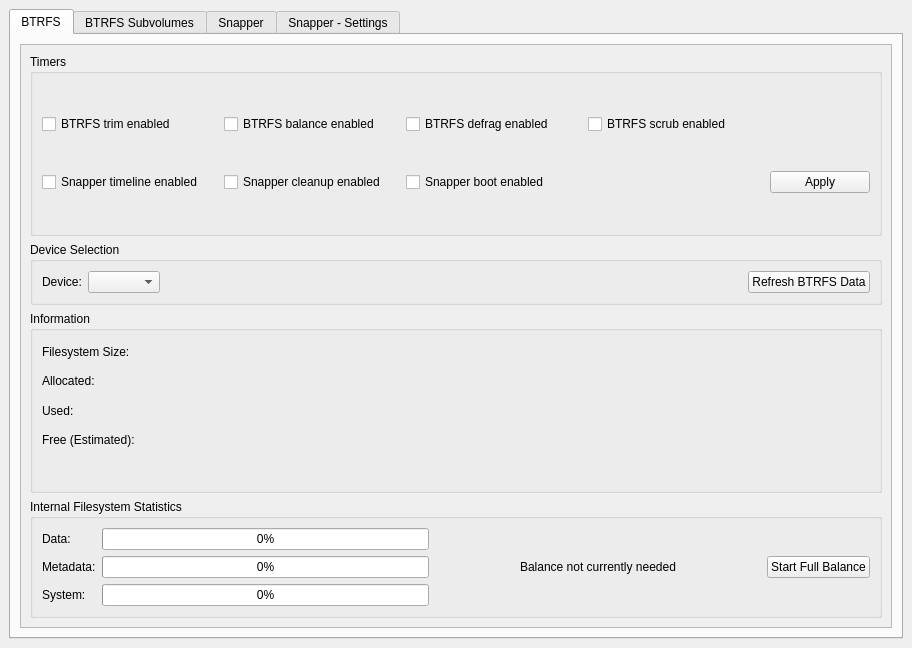
Above: btrfs-assistant.ui from garuda-linux/btrfs-assistant before the change. Below: the same form after it.
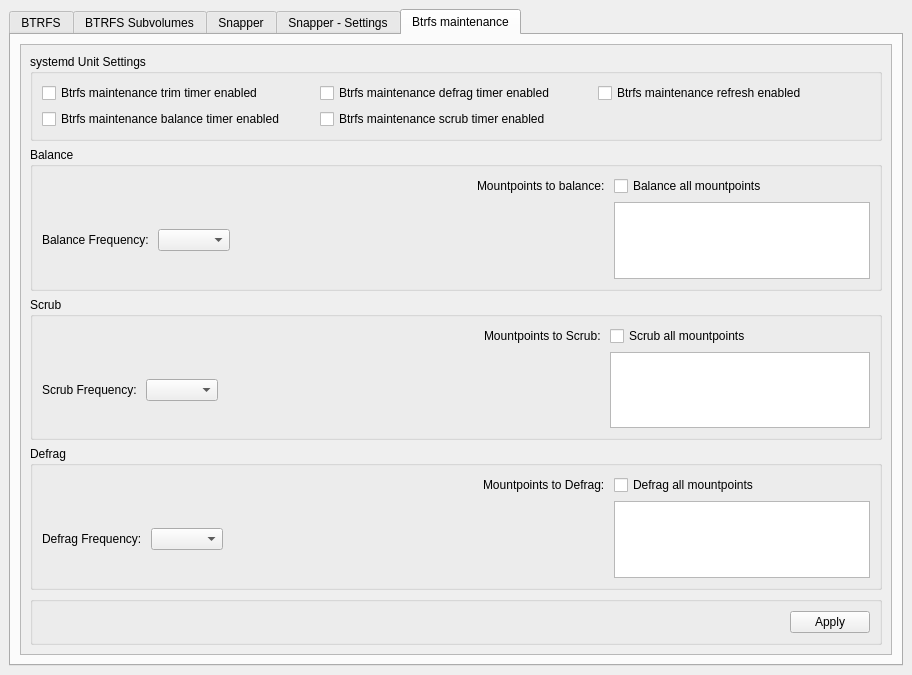
That is the form after the change. The open tabs and pages were chosen to show the change. Icons and pictures are not drawn.

Commit message: Refactor, add config file and Btrfs maintenance support

```diff
--- a/btrfs-assistant.ui
+++ b/btrfs-assistant.ui
@@ -7,7 +7,7 @@
     <x>0</x>
     <y>0</y>
     <width>912</width>
-    <height>648</height>
+    <height>675</height>
    </rect>
   </property>
   <property name="windowTitle">
@@ -41,95 +41,12 @@
             <rect>
              <x>0</x>
              <y>0</y>
-             <width>864</width>
-             <height>566</height>
+             <width>870</width>
+             <height>609</height>
             </rect>
            </property>
            <layout class="QGridLayout" name="gridLayout_7">
-            <item row="6" column="0">
-             <widget class="QGroupBox" name="groupBox_btools">
-              <property name="sizePolicy">
-               <sizepolicy hsizetype="Preferred" vsizetype="Preferred">
-                <horstretch>0</horstretch>
-                <verstretch>0</verstretch>
-               </sizepolicy>
-              </property>
-              <property name="title">
-               <string>Internal Filesystem Statistics</string>
-              </property>
-              <layout class="QGridLayout" name="gridLayout_35">
-               <item row="0" column="0">
-                <widget class="QLabel" name="label_btrfsdata">
-                 <property name="text">
-                  <string>Data:</string>
-                 </property>
-                </widget>
-               </item>
-               <item row="0" column="1">
-                <widget class="QProgressBar" name="progressBar_btrfsdata">
-                 <property name="value">
-                  <number>0</number>
-                 </property>
-                </widget>
-               </item>
-               <item row="1" column="0">
-                <widget class="QLabel" name="label_btrfsmeta">
-                 <property name="text">
-                  <string>Metadata:</string>
-                 </property>
-                </widget>
-               </item>
-               <item row="1" column="2">
-                <widget class="QLabel" name="label_balance">
-                 <property name="sizePolicy">
-                  <sizepolicy hsizetype="Expanding" vsizetype="Preferred">
-                   <horstretch>0</horstretch>
-                   <verstretch>0</verstretch>
-                  </sizepolicy>
-                 </property>
-                 <property name="text">
-                  <string>Balance not currently needed</string>
-                 </property>
-                 <property name="alignment">
-                  <set>Qt::AlignCenter</set>
-                 </property>
-                </widget>
-               </item>
-               <item row="1" column="3">
-                <widget class="QPushButton" name="pushButton_balance">
-                 <property name="text">
-                  <string>Start Full Balance</string>
-                 </property>
-                 <property name="flat">
-                  <bool>false</bool>
-                 </property>
-                </widget>
-               </item>
-               <item row="2" column="1">
-                <widget class="QProgressBar" name="progressBar_btrfssys">
-                 <property name="value">
-                  <number>0</number>
-                 </property>
-                </widget>
-               </item>
-               <item row="1" column="1">
-                <widget class="QProgressBar" name="progressBar_btrfsmeta">
-                 <property name="value">
-                  <number>0</number>
-                 </property>
-                </widget>
-               </item>
-               <item row="2" column="0">
-                <widget class="QLabel" name="label_btrfssys">
-                 <property name="text">
-                  <string>System:</string>
-                 </property>
-                </widget>
-               </item>
-              </layout>
-             </widget>
-            </item>
-            <item row="4" column="0">
+            <item row="3" column="0">
              <widget class="QGroupBox" name="groupBox_btrfsinfo">
               <property name="sizePolicy">
                <sizepolicy hsizetype="Preferred" vsizetype="MinimumExpanding">
@@ -222,7 +139,7 @@
               </layout>
              </widget>
             </item>
-            <item row="1" column="0">
+            <item row="0" column="0">
              <widget class="QGroupBox" name="groupBox_6">
               <property name="sizePolicy">
                <sizepolicy hsizetype="Preferred" vsizetype="Minimum">
@@ -280,99 +197,36 @@
               </layout>
              </widget>
             </item>
-            <item row="0" column="0">
-             <widget class="QGroupBox" name="groupBox_services">
+            <item row="5" column="0">
+             <widget class="QGroupBox" name="groupBox_btools">
               <property name="sizePolicy">
-               <sizepolicy hsizetype="Preferred" vsizetype="Expanding">
+               <sizepolicy hsizetype="Preferred" vsizetype="Preferred">
                 <horstretch>0</horstretch>
                 <verstretch>0</verstretch>
                </sizepolicy>
               </property>
               <property name="title">
-               <string>Timers</string>
+               <string>Internal Filesystem Statistics</string>
               </property>
-              <layout class="QGridLayout" name="gridLayout_24">
-               <item row="0" column="3">
-                <widget class="QCheckBox" name="checkBox_Scrub">
+              <layout class="QGridLayout" name="gridLayout_35">
+               <item row="2" column="0">
+                <widget class="QLabel" name="label_btrfssys">
                  <property name="text">
-                  <string>BTRFS scrub enabled</string>
-                 </property>
-                 <property name="checked">
-                  <bool>false</bool>
-                 </property>
-                 <property name="actionType" stdset="0">
-                  <string notr="true">service</string>
-                 </property>
-                 <property name="actionData" stdset="0">
-                  <string notr="true">btrfs-scrub.timer</string>
-                 </property>
-                </widget>
-               </item>
-               <item row="0" column="1">
-                <widget class="QCheckBox" name="checkBox_Balance">
-                 <property name="text">
-                  <string>BTRFS balance enabled</string>
-                 </property>
-                 <property name="checked">
-                  <bool>false</bool>
-                 </property>
-                 <property name="actionType" stdset="0">
-                  <string notr="true">service</string>
-                 </property>
-                 <property name="actionData" stdset="0">
-                  <string notr="true">btrfs-balance.timer</string>
+                  <string>System:</string>
                  </property>
                 </widget>
                </item>
                <item row="0" column="0">
-                <widget class="QCheckBox" name="checkBox_Trim">
+                <widget class="QLabel" name="label_btrfsdata">
                  <property name="text">
-                  <string>BTRFS trim enabled</string>
-                 </property>
-                 <property name="checked">
-                  <bool>false</bool>
-                 </property>
-                 <property name="actionType" stdset="0">
-                  <string notr="true">service</string>
-                 </property>
-                 <property name="actionData" stdset="0">
-                  <string notr="true">btrfs-trim.timer</string>
-                 </property>
-                </widget>
-               </item>
-               <item row="0" column="2">
-                <widget class="QCheckBox" name="checkBox_Defrag">
-                 <property name="text">
-                  <string>BTRFS defrag enabled</string>
-                 </property>
-                 <property name="checked">
-                  <bool>false</bool>
-                 </property>
-                 <property name="actionType" stdset="0">
-                  <string notr="true">service</string>
-                 </property>
-                 <property name="actionData" stdset="0">
-                  <string notr="true">btrfs-defrag.timer</string>
-                 </property>
-                </widget>
-               </item>
-               <item row="1" column="0">
-                <widget class="QCheckBox" name="checkBox_snapper_timeline">
-                 <property name="text">
-                  <string>Snapper timeline enabled</string>
-                 </property>
-                 <property name="actionType" stdset="0">
-                  <string notr="true">service</string>
-                 </property>
-                 <property name="actionData" stdset="0">
-                  <string notr="true">snapper-timeline.timer</string>
+                  <string>Data:</string>
                  </property>
                 </widget>
                </item>
                <item row="1" column="1">
-                <widget class="QCheckBox" name="checkBox_snapper_cleanup">
-                 <property name="text">
-                  <string>Snapper cleanup enabled</string>
+                <widget class="QProgressBar" name="progressBar_btrfsmeta">
+                 <property name="value">
+                  <number>0</number>
                  </property>
                  <property name="actionType" stdset="0">
                   <string notr="true">service</string>
@@ -382,8 +236,8 @@
                  </property>
                 </widget>
                </item>
-               <item row="1" column="2">
-                <widget class="QCheckBox" name="checkBox_snapper_boot">
+               <item row="1" column="0">
+                <widget class="QLabel" name="label_btrfsmeta">
                  <property name="text">
                   <string>Snapper boot enabled</string>
                  </property>
@@ -395,16 +249,17 @@
                  </property>
                 </widget>
                </item>
-               <item row="1" column="4">
-                <widget class="QPushButton" name="pushButton_applybtrfs">
-                 <property name="maximumSize">
-                  <size>
-                   <width>100</width>
-                   <height>16777215</height>
-                  </size>
+               <item row="0" column="1">
+                <widget class="QProgressBar" name="progressBar_btrfsdata">
+                 <property name="value">
+                  <number>0</number>
                  </property>
-                 <property name="text">
-                  <string>Apply</string>
+                </widget>
+               </item>
+               <item row="2" column="1">
+                <widget class="QProgressBar" name="progressBar_btrfssys">
+                 <property name="value">
+                  <number>0</number>
                  </property>
                 </widget>
                </item>
@@ -938,7 +793,74 @@
              </widget>
             </item>
             <item>
-             <widget class="QGroupBox" name="groupBox_9">
+             <widget class="QGroupBox" name="groupBox_snapperUnits">
+              <property name="sizePolicy">
+               <sizepolicy hsizetype="MinimumExpanding" vsizetype="Minimum">
+                <horstretch>0</horstretch>
+                <verstretch>0</verstretch>
+               </sizepolicy>
+              </property>
+              <property name="title">
+               <string>systemd Unit Settings</string>
+              </property>
+              <layout class="QHBoxLayout" name="horizontalLayout_6">
+               <item>
+                <widget class="QCheckBox" name="checkBox_snapper_timeline">
+                 <property name="text">
+                  <string>Snapper timeline enabled</string>
+                 </property>
+                 <property name="actionType" stdset="0">
+                  <string notr="true">service</string>
+                 </property>
+                 <property name="actionData" stdset="0">
+                  <string notr="true">snapper-timeline.timer</string>
+                 </property>
+                </widget>
+               </item>
+               <item>
+                <widget class="QCheckBox" name="checkBox_snapper_cleanup">
+                 <property name="text">
+                  <string>Snapper cleanup enabled</string>
+                 </property>
+                 <property name="actionType" stdset="0">
+                  <string notr="true">service</string>
+                 </property>
+                 <property name="actionData" stdset="0">
+                  <string notr="true">snapper-cleanup.timer</string>
+                 </property>
+                </widget>
+               </item>
+               <item>
+                <widget class="QCheckBox" name="checkBox_snapper_boot">
+                 <property name="text">
+                  <string>Snapper boot enabled</string>
+                 </property>
+                 <property name="actionType" stdset="0">
+                  <string notr="true">service</string>
+                 </property>
+                 <property name="actionData" stdset="0">
+                  <string notr="true">snapper-boot.timer</string>
+                 </property>
+                </widget>
+               </item>
+               <item>
+                <widget class="QPushButton" name="pushButton_SnapperUnitsApply">
+                 <property name="maximumSize">
+                  <size>
+                   <width>1000</width>
+                   <height>16777215</height>
+                  </size>
+                 </property>
+                 <property name="text">
+                  <string>Apply systemd changes</string>
+                 </property>
+                </widget>
+               </item>
+              </layout>
+             </widget>
+            </item>
+            <item>
+             <widget class="QGroupBox" name="groupBox_2">
               <property name="sizePolicy">
                <sizepolicy hsizetype="Preferred" vsizetype="Expanding">
                 <horstretch>0</horstretch>
@@ -956,6 +878,345 @@
         </item>
        </layout>
       </widget>
+      <widget class="QWidget" name="tab_btrfsmaintenance">
+       <attribute name="title">
+        <string>Btrfs maintenance</string>
+       </attribute>
+       <layout class="QGridLayout" name="gridLayout_2">
+        <item row="0" column="0">
+         <widget class="QScrollArea" name="scrollArea_bm">
+          <property name="widgetResizable">
+           <bool>true</bool>
+          </property>
+          <widget class="QWidget" name="scrollAreaWidgetContents">
+           <property name="geometry">
+            <rect>
+             <x>0</x>
+             <y>0</y>
+             <width>870</width>
+             <height>609</height>
+            </rect>
+           </property>
+           <layout class="QVBoxLayout" name="verticalLayout_3">
+            <item>
+             <widget class="QGroupBox" name="groupBox_bmUnits">
+              <property name="title">
+               <string>systemd Unit Settings</string>
+              </property>
+              <layout class="QGridLayout" name="gridLayout_3">
+               <item row="1" column="0">
+                <widget class="QCheckBox" name="checkBox_Balance">
+                 <property name="text">
+                  <string>Btrfs maintenance balance timer enabled</string>
+                 </property>
+                 <property name="checked">
+                  <bool>false</bool>
+                 </property>
+                 <property name="actionType" stdset="0">
+                  <string notr="true">service</string>
+                 </property>
+                 <property name="actionData" stdset="0">
+                  <string notr="true">btrfs-balance.timer</string>
+                 </property>
+                </widget>
+               </item>
+               <item row="0" column="1">
+                <widget class="QCheckBox" name="checkBox_Defrag">
+                 <property name="text">
+                  <string>Btrfs maintenance defrag timer enabled</string>
+                 </property>
+                 <property name="checked">
+                  <bool>false</bool>
+                 </property>
+                 <property name="actionType" stdset="0">
+                  <string notr="true">service</string>
+                 </property>
+                 <property name="actionData" stdset="0">
+                  <string notr="true">btrfs-defrag.timer</string>
+                 </property>
+                </widget>
+               </item>
+               <item row="0" column="0">
+                <widget class="QCheckBox" name="checkBox_Trim">
+                 <property name="text">
+                  <string>Btrfs maintenance trim timer enabled</string>
+                 </property>
+                 <property name="checked">
+                  <bool>false</bool>
+                 </property>
+                 <property name="actionType" stdset="0">
+                  <string notr="true">service</string>
+                 </property>
+                 <property name="actionData" stdset="0">
+                  <string notr="true">btrfs-trim.timer</string>
+                 </property>
+                </widget>
+               </item>
+               <item row="1" column="1">
+                <widget class="QCheckBox" name="checkBox_Scrub">
+                 <property name="text">
+                  <string>Btrfs maintenance scrub timer enabled</string>
+                 </property>
+                 <property name="checked">
+                  <bool>false</bool>
+                 </property>
+                 <property name="actionType" stdset="0">
+                  <string notr="true">service</string>
+                 </property>
+                 <property name="actionData" stdset="0">
+                  <string notr="true">btrfs-scrub.timer</string>
+                 </property>
+                </widget>
+               </item>
+               <item row="0" column="3">
+                <widget class="QCheckBox" name="checkBox_path">
+                 <property name="text">
+                  <string>Btrfs maintenance refresh enabled</string>
+                 </property>
+                 <property name="checked">
+                  <bool>false</bool>
+                 </property>
+                 <property name="actionType" stdset="0">
+                  <string notr="true">service</string>
+                 </property>
+                 <property name="actionData" stdset="0">
+                  <string notr="true">btrfsmaintenance-refresh.path</string>
+                 </property>
+                </widget>
+               </item>
+              </layout>
+             </widget>
+            </item>
+            <item>
+             <widget class="QGroupBox" name="groupBox_bmBalance">
+              <property name="title">
+               <string>Balance</string>
+              </property>
+              <layout class="QGridLayout" name="gridLayout_4">
+               <item row="1" column="2">
+                <spacer name="horizontalSpacer">
+                 <property name="orientation">
+                  <enum>Qt::Horizontal</enum>
+                 </property>
+                 <property name="sizeHint" stdset="0">
+                  <size>
+                   <width>40</width>
+                   <height>20</height>
+                  </size>
+                 </property>
+                </spacer>
+               </item>
+               <item row="1" column="0">
+                <widget class="QLabel" name="label_bmBalanceFreq">
+                 <property name="sizePolicy">
+                  <sizepolicy hsizetype="Preferred" vsizetype="Fixed">
+                   <horstretch>0</horstretch>
+                   <verstretch>0</verstretch>
+                  </sizepolicy>
+                 </property>
+                 <property name="text">
+                  <string>Balance Frequency: </string>
+                 </property>
+                </widget>
+               </item>
+               <item row="1" column="4">
+                <widget class="QListWidget" name="listWidget_bmBalance">
+                 <property name="sizePolicy">
+                  <sizepolicy hsizetype="Expanding" vsizetype="Preferred">
+                   <horstretch>0</horstretch>
+                   <verstretch>0</verstretch>
+                  </sizepolicy>
+                 </property>
+                 <property name="selectionMode">
+                  <enum>QAbstractItemView::MultiSelection</enum>
+                 </property>
+                </widget>
+               </item>
+               <item row="1" column="1">
+                <widget class="QComboBox" name="comboBox_bmBalanceFreq"/>
+               </item>
+               <item row="0" column="4">
+                <widget class="QCheckBox" name="checkBox_bmBalance">
+                 <property name="text">
+                  <string>Balance all mountpoints</string>
+                 </property>
+                </widget>
+               </item>
+               <item row="0" column="3">
+                <widget class="QLabel" name="label_bmBalanceSubvols">
+                 <property name="text">
+                  <string>Mountpoints to balance: </string>
+                 </property>
+                </widget>
+               </item>
+              </layout>
+             </widget>
+            </item>
+            <item>
+             <widget class="QGroupBox" name="groupBox_bmScrub">
+              <property name="title">
+               <string>Scrub</string>
+              </property>
+              <layout class="QGridLayout" name="gridLayout_5">
+               <item row="1" column="1">
+                <widget class="QComboBox" name="comboBox_bmScrubFreq"/>
+               </item>
+               <item row="1" column="2">
+                <spacer name="horizontalSpacer_2">
+                 <property name="orientation">
+                  <enum>Qt::Horizontal</enum>
+                 </property>
+                 <property name="sizeHint" stdset="0">
+                  <size>
+                   <width>40</width>
+                   <height>20</height>
+                  </size>
+                 </property>
+                </spacer>
+               </item>
+               <item row="1" column="4">
+                <widget class="QListWidget" name="listWidget_bmScrub">
+                 <property name="sizePolicy">
+                  <sizepolicy hsizetype="Expanding" vsizetype="Preferred">
+                   <horstretch>0</horstretch>
+                   <verstretch>0</verstretch>
+                  </sizepolicy>
+                 </property>
+                 <property name="selectionMode">
+                  <enum>QAbstractItemView::MultiSelection</enum>
+                 </property>
+                </widget>
+               </item>
+               <item row="1" column="0">
+                <widget class="QLabel" name="label_bmScrubFreq">
+                 <property name="sizePolicy">
+                  <sizepolicy hsizetype="Preferred" vsizetype="Fixed">
+                   <horstretch>0</horstretch>
+                   <verstretch>0</verstretch>
+                  </sizepolicy>
+                 </property>
+                 <property name="text">
+                  <string>Scrub Frequency: </string>
+                 </property>
+                </widget>
+               </item>
+               <item row="0" column="4">
+                <widget class="QCheckBox" name="checkBox_bmScrub">
+                 <property name="text">
+                  <string>Scrub all mountpoints</string>
+                 </property>
+                </widget>
+               </item>
+               <item row="0" column="3">
+                <widget class="QLabel" name="label_bmScrubSubvols">
+                 <property name="text">
+                  <string>Mountpoints to Scrub: </string>
+                 </property>
+                </widget>
+               </item>
+              </layout>
+             </widget>
+            </item>
+            <item>
+             <widget class="QGroupBox" name="groupBox_bmDefrag">
+              <property name="title">
+               <string>Defrag</string>
+              </property>
+              <layout class="QGridLayout" name="gridLayout_6">
+               <item row="1" column="1">
+                <widget class="QComboBox" name="comboBox_bmDefragFreq"/>
+               </item>
+               <item row="1" column="5">
+                <widget class="QListWidget" name="listWidget_bmDefrag">
+                 <property name="sizePolicy">
+                  <sizepolicy hsizetype="Expanding" vsizetype="Preferred">
+                   <horstretch>0</horstretch>
+                   <verstretch>0</verstretch>
+                  </sizepolicy>
+                 </property>
+                 <property name="selectionMode">
+                  <enum>QAbstractItemView::MultiSelection</enum>
+                 </property>
+                </widget>
+               </item>
+               <item row="1" column="2">
+                <spacer name="horizontalSpacer_3">
+                 <property name="orientation">
+                  <enum>Qt::Horizontal</enum>
+                 </property>
+                 <property name="sizeHint" stdset="0">
+                  <size>
+                   <width>40</width>
+                   <height>20</height>
+                  </size>
+                 </property>
+                </spacer>
+               </item>
+               <item row="1" column="0">
+                <widget class="QLabel" name="label_bmDefragFreq">
+                 <property name="sizePolicy">
+                  <sizepolicy hsizetype="Preferred" vsizetype="Fixed">
+                   <horstretch>0</horstretch>
+                   <verstretch>0</verstretch>
+                  </sizepolicy>
+                 </property>
+                 <property name="text">
+                  <string>Defrag Frequency: </string>
+                 </property>
+                </widget>
+               </item>
+               <item row="0" column="5">
+                <widget class="QCheckBox" name="checkBox_bmDefrag">
+                 <property name="text">
+                  <string>Defrag all mountpoints</string>
+                 </property>
+                </widget>
+               </item>
+               <item row="0" column="3">
+                <widget class="QLabel" name="label_bmScrubSubvols_2">
+                 <property name="text">
+                  <string>Mountpoints to Defrag: </string>
+                 </property>
+                </widget>
+               </item>
+              </layout>
+             </widget>
+            </item>
+            <item>
+             <widget class="QGroupBox" name="groupBox_bmApply">
+              <property name="title">
+               <string/>
+              </property>
+              <layout class="QHBoxLayout" name="horizontalLayout_5">
+               <item>
+                <spacer name="horizontalSpacer_4">
+                 <property name="orientation">
+                  <enum>Qt::Horizontal</enum>
+                 </property>
+                 <property name="sizeHint" stdset="0">
+                  <size>
+                   <width>739</width>
+                   <height>20</height>
+                  </size>
+                 </property>
+                </spacer>
+               </item>
+               <item>
+                <widget class="QPushButton" name="pushButton_bmApply">
+                 <property name="text">
+                  <string>Apply</string>
+                 </property>
+                </widget>
+               </item>
+              </layout>
+             </widget>
+            </item>
+           </layout>
+          </widget>
+         </widget>
+        </item>
+       </layout>
+      </widget>
      </widget>
     </item>
    </layout>
```
Left out of the diff: 43 changed lines with no effect on the pictures. The commit also changes 5 other files.
